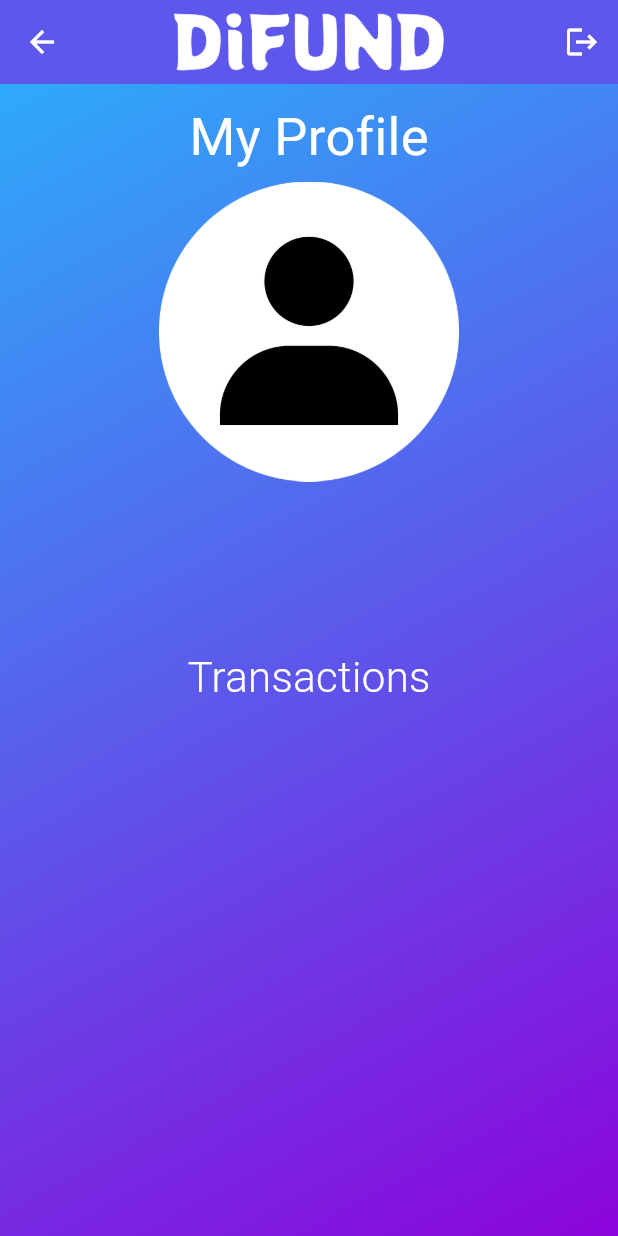
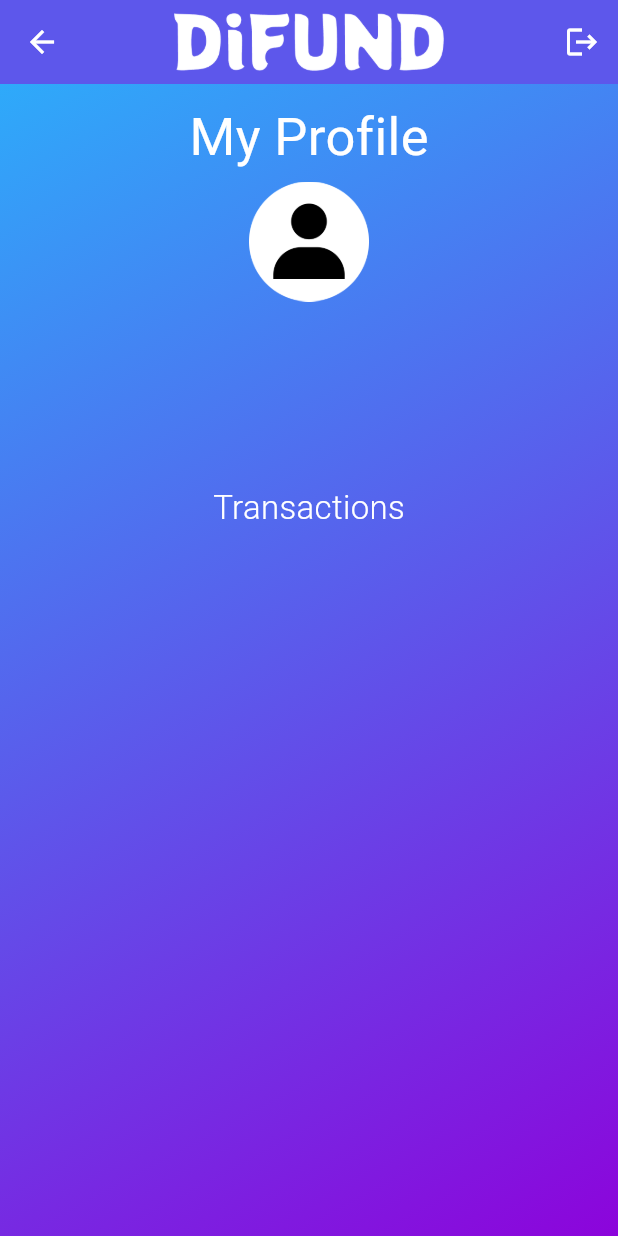
Before and after one commit to dhrisyapn/difund, a Flutter app: the ProfilePage screen opened directly, on a phone screen of 412 x 824 dp. Run offline on Flutter 3.47's test engine with Material 3 defaults, Android fonts, the phone set to English and light mode, and no system bars; our stand-ins replace cloud_firestore, firebase_auth, firebase_core; accounts and stored records are empty; Roboto replaces fonts that are missing (Gotham).

Commit message:
profile fix

```diff
--- a/lib/profile.dart
+++ b/lib/profile.dart
@@ -83,18 +83,15 @@ class _ProfilePageState extends State<ProfilePage> {
               ),
               Image.asset(
                 'assets/user.png',
-                width: 200,
+                width: 80,
               ),
               const SizedBox(
                 height: 5,
               ),
               //get name and age  from collection userdata and document and email
               Padding(
-                padding: const EdgeInsets.only(left: 30, top: 20),
-                child: Row(
-                  mainAxisAlignment: MainAxisAlignment.center,
-                  children: [
-                    StreamBuilder<DocumentSnapshot>(
+                padding: const EdgeInsets.only(top: 20),
+                child: StreamBuilder<DocumentSnapshot>(
                   stream: FirebaseFirestore.instance
                       .collection('userdata')
                       .doc(email)
@@ -105,10 +102,9 @@ class _ProfilePageState extends State<ProfilePage> {
                         ' ${snapshot.data!['name']}',
                         style: const TextStyle(
                           color: Colors.white,
-                              fontSize: 30,
+                          fontSize: 29,
                           fontFamily: 'Gotham',
                           fontWeight: FontWeight.w300,
-                              height: 0.07,
                         ),
                       );
                     } else {
@@ -116,18 +112,16 @@ class _ProfilePageState extends State<ProfilePage> {
                     }
                   },
                 ),
-                  ],
-                ),
               ),
               Padding(
-                padding: const EdgeInsets.only(left: 30, top: 20),
+                padding: const EdgeInsets.only(left: 0, top: 05),
                 child: Row(
                   mainAxisAlignment: MainAxisAlignment.center,
                   children: [
                     Text(email.toString(),
                         style: const TextStyle(
                           color: Colors.white,
-                          fontSize: 30,
+                          fontSize: 22,
                           fontFamily: 'Gotham',
                           fontWeight: FontWeight.w300,
                         )),
@@ -141,7 +135,7 @@ class _ProfilePageState extends State<ProfilePage> {
               const Text('Transactions',
                   style: TextStyle(
                     color: Colors.white,
-                    fontSize: 28,
+                    fontSize: 22,
                     fontFamily: 'Gotham',
                     fontWeight: FontWeight.w300,
                   )),
@@ -217,7 +211,11 @@ class _ProfilePageState extends State<ProfilePage> {
                                         ],
                                       ),
                                       Text(
-                                        data['amount'],
+                                        NumberFormat.currency(
+                                                locale: 'en_IN',
+                                                symbol: '₹',
+                                                decimalDigits: 0)
+                                            .format(int.parse(data['amount'])),
                                         style: const TextStyle(
                                           color: Colors.white,
                                           fontFamily: 'Gotham',
```
Lines whose indentation alone changed are shown as unchanged.
